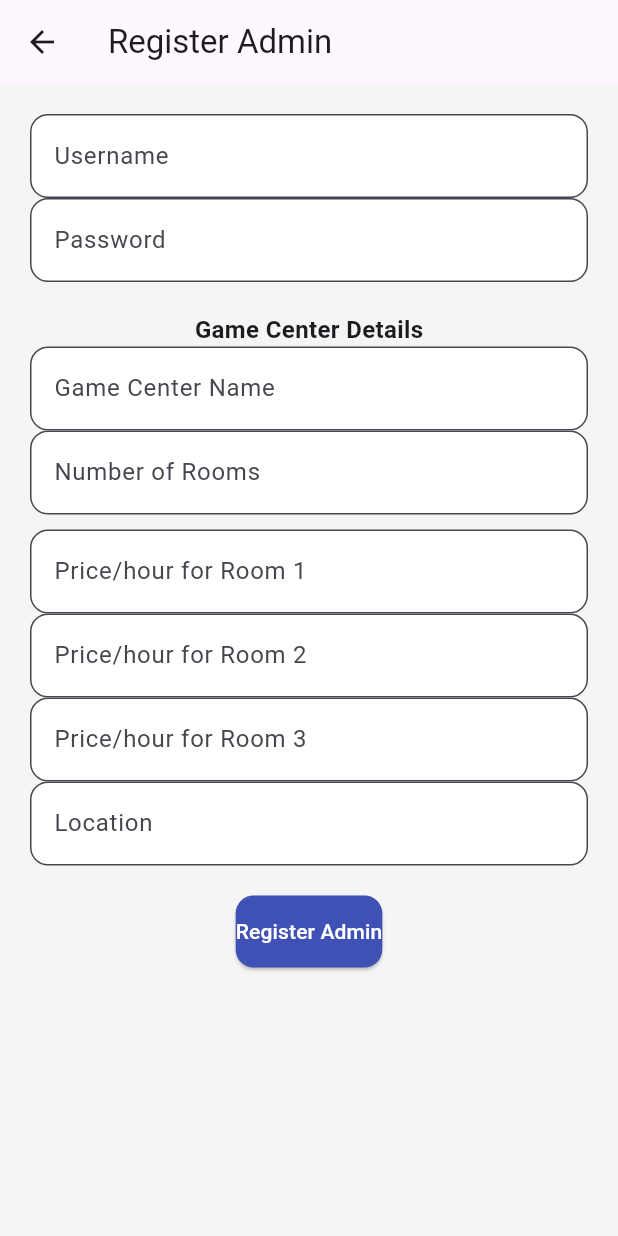
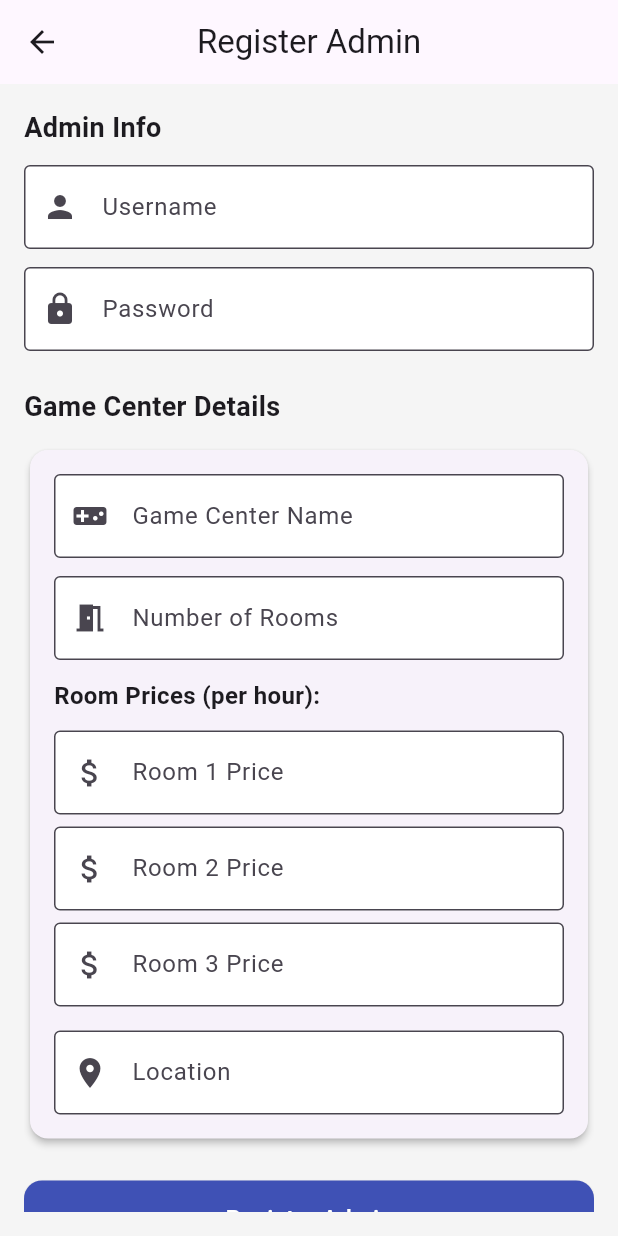
Before and after one commit to ahmadmansour1/game-hub-, a Flutter app: the RegisterAdminPage screen opened directly, on a phone screen of 412 x 824 dp. Run offline on Flutter 3.47's test engine with Material 3 defaults, Android fonts, the phone set to English and light mode, and no system bars; our stand-ins replace dio, firebase_core, flutter_map, get, latlong2, shared_preferences; missing offline and left inert: flutter_stripe; accounts and stored records are empty.

Commit message:
enhanced design for register pages

```diff
--- a/lib/screens/regestir/admin_register.dart
+++ b/lib/screens/regestir/admin_register.dart
@@ -32,48 +32,126 @@ class _RegisterAdminPageState extends State<RegisterAdminPage> {
     final authController = Get.find<AuthController>();
 
     return Scaffold(
-      appBar: AppBar(title: Text('Register Admin')),
+      appBar: AppBar(
+        title: const Text('Register Admin'),
+        centerTitle: true,
+      ),
       body: Obx(() {
-        return authController.isLoading.value
-            ? Center(child: CircularProgressIndicator())
-            : SingleChildScrollView(
-          padding: EdgeInsets.all(20),
+        if (authController.isLoading.value) {
+          return const Center(child: CircularProgressIndicator());
+        }
+
+        return Padding(
+          padding: const EdgeInsets.all(16.0),
+          child: ListView(
+            children: [
+              const Text(
+                'Admin Info',
+                style: TextStyle(fontSize: 18, fontWeight: FontWeight.bold),
+              ),
+              const SizedBox(height: 12),
+              TextField(
+                controller: usernameController,
+                decoration: const InputDecoration(
+                  labelText: 'Username',
+                  prefixIcon: Icon(Icons.person),
+                  border: OutlineInputBorder(),
+                ),
+              ),
+              const SizedBox(height: 12),
+              TextField(
+                controller: passwordController,
+                obscureText: true,
+                decoration: const InputDecoration(
+                  labelText: 'Password',
+                  prefixIcon: Icon(Icons.lock),
+                  border: OutlineInputBorder(),
+                ),
+              ),
+              const SizedBox(height: 24),
+
+              const Text(
+                'Game Center Details',
+                style: TextStyle(fontSize: 18, fontWeight: FontWeight.bold),
+              ),
+              const SizedBox(height: 12),
+
+              Card(
+                elevation: 2,
+                shape: RoundedRectangleBorder(borderRadius: BorderRadius.circular(12)),
+                child: Padding(
+                  padding: const EdgeInsets.all(16),
                   child: Column(
                     children: [
                       TextField(
-                controller: usernameController,
-                decoration: InputDecoration(labelText: 'Username'),
+                        controller: gameCenterNameController,
+                        decoration: const InputDecoration(
+                          labelText: 'Game Center Name',
+                          prefixIcon: Icon(Icons.videogame_asset),
+                          border: OutlineInputBorder(),
                         ),
-              TextField(
-                controller: passwordController,
-                decoration: InputDecoration(labelText: 'Password'),
-                obscureText: true,
                       ),
-              SizedBox(height: 20),
-              Text('Game Center Details', style: TextStyle(fontWeight: FontWeight.bold)),
-              TextField(
-                controller: gameCenterNameController,
-                decoration: InputDecoration(labelText: 'Game Center Name'),
-              ),
+                      const SizedBox(height: 12),
                       TextField(
                         controller: numberOfRoomsController,
-                decoration: InputDecoration(labelText: 'Number of Rooms'),
                         keyboardType: TextInputType.number,
+                        decoration: const InputDecoration(
+                          labelText: 'Number of Rooms',
+                          prefixIcon: Icon(Icons.meeting_room),
+                          border: OutlineInputBorder(),
                         ),
-              SizedBox(height: 10),
+                      ),
+                      const SizedBox(height: 12),
+
+                      Column(
+                        crossAxisAlignment: CrossAxisAlignment.start,
+                        children: [
+                          const Text("Room Prices (per hour):",
+                              style: TextStyle(fontWeight: FontWeight.bold)),
+                          const SizedBox(height: 8),
                           ...List.generate(priceControllers.length, (index) {
-                return TextField(
+                            return Padding(
+                              padding: const EdgeInsets.symmetric(vertical: 4.0),
+                              child: TextField(
                                 controller: priceControllers[index],
-                  decoration: InputDecoration(labelText: 'Price/hour for Room ${index + 1}'),
                                 keyboardType: TextInputType.number,
+                                decoration: InputDecoration(
+                                  labelText: 'Room ${index + 1} Price',
+                                  prefixIcon: const Icon(Icons.attach_money),
+                                  border: const OutlineInputBorder(),
+                                ),
+                              ),
                             );
                           }),
+                        ],
+                      ),
+
+                      const SizedBox(height: 12),
                       TextField(
                         controller: locationController,
-                decoration: InputDecoration(labelText: 'Location'),
+                        decoration: const InputDecoration(
+                          labelText: 'Location',
+                          prefixIcon: Icon(Icons.location_on),
+                          border: OutlineInputBorder(),
                         ),
-              SizedBox(height: 20),
-              ElevatedButton(
+                      ),
+                    ],
+                  ),
+                ),
+              ),
+
+              const SizedBox(height: 24),
+              ElevatedButton.icon(
+                style: ElevatedButton.styleFrom(
+                  padding: const EdgeInsets.symmetric(vertical: 14),
+                  shape: RoundedRectangleBorder(
+                    borderRadius: BorderRadius.circular(12),
+                  ),
+                ),
+                label: const Text(
+                  'Register Admin',
+                  style: TextStyle(fontSize: 16),
+                ),
                 onPressed: () {
                   final prices = List.generate(priceControllers.length, (index) {
                     return Prices(
@@ -96,12 +174,12 @@ class _RegisterAdminPageState extends State<RegisterAdminPage> {
                     gameCenter: gameCenter,
                   );
                 },
-                child: Text('Register Admin'),
-              ),
+              )
             ],
           ),
         );
       }),
     );
   }
+
 }
```
Also changed, not shown: lib/screens/regestir/register.dart (+56 -13 lines). Lines whose indentation alone changed are shown as unchanged.
